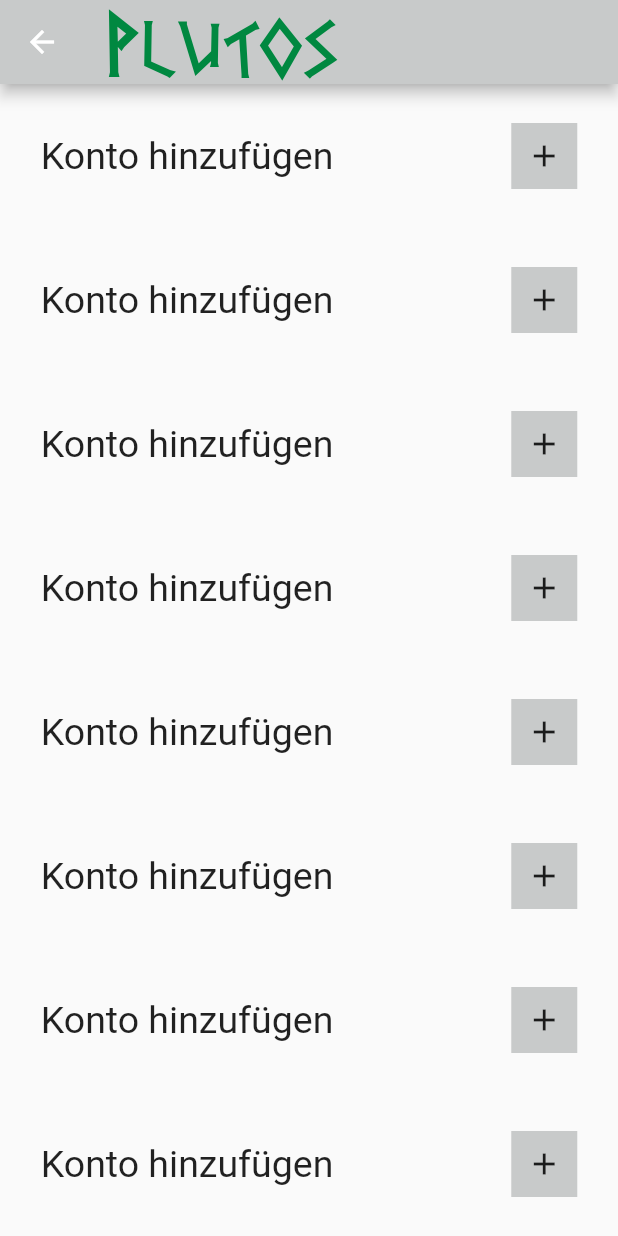
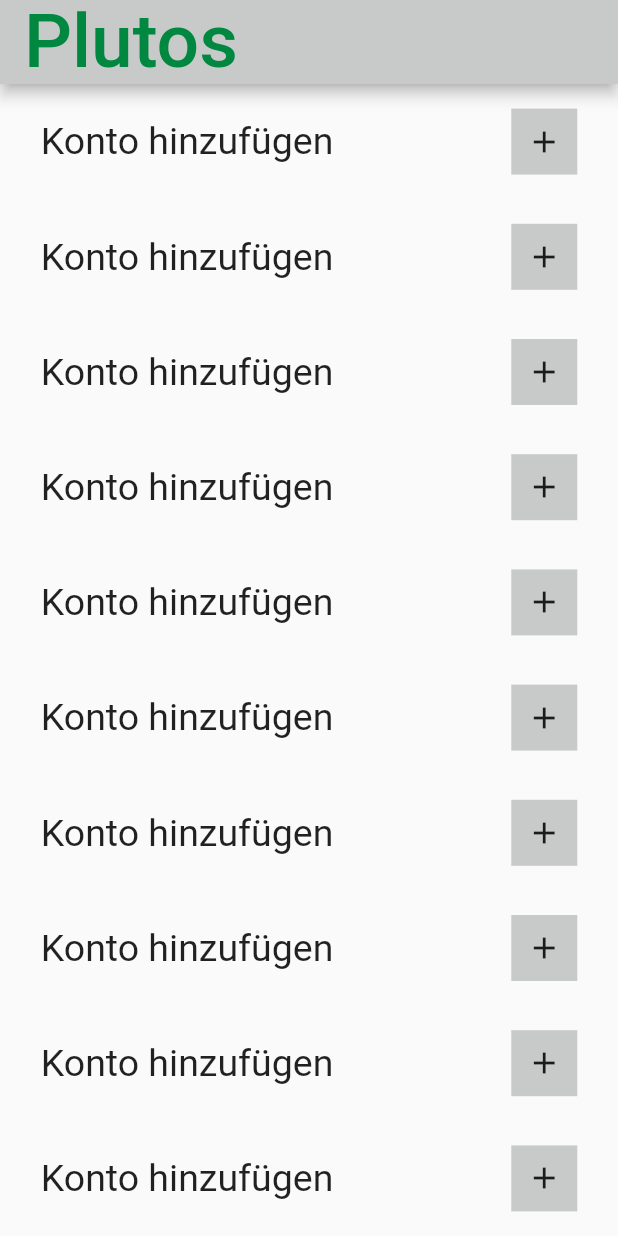
Before and after one commit to leutileuti/flutter_plutos, a Flutter app: the InputWindow screen opened directly, on a phone screen of 412 x 824 dp. Run offline on Flutter 3.47's test engine with Material 2 defaults, Android fonts, the phone set to English and light mode, and no system bars; Roboto replaces fonts that are missing (Kategorien, Überschrift).

Commit message:
01.03.2021

```diff
--- a/lib/constance.dart
+++ b/lib/constance.dart
@@ -9,7 +9,7 @@ const kContainerColor = Color(0xFF82a7ff);
 
 //Font
 const kAppBarTextStyle = TextStyle(
-  fontFamily: 'Griechisch',
+  fontFamily: 'Überschrift',
   fontSize: 50,
   color: kAppBarColor,
 );
--- a/lib/main.dart
+++ b/lib/main.dart
@@ -13,7 +13,7 @@ class Plutos extends StatelessWidget {
   @override
   Widget build(BuildContext context) {
     return MaterialApp(
-      home: AddAccount(),
+      home: InputWindow(),
     );
   }
 }
--- a/lib/pl_windwos/pl_add_account.dart
+++ b/lib/pl_windwos/pl_add_account.dart
@@ -39,7 +39,8 @@ class _AddAccountState extends State<AddAccount> {
                         width: 200,
                         child: Column(
                           children: [
-                            Text('Konto'),
+                            Text('Konto',
+                                style: TextStyle(fontFamily: 'Überschrift')),
 
                             Padding(
                               padding: const EdgeInsets.all(10.0),
@@ -97,11 +98,11 @@ class _AddAccountState extends State<AddAccount> {
                               style: TextStyle(fontSize: 10),
                             ),
                             RoundButtonWidget(
-                                color: kAddButtonColor,
-                                isTapped: () {},
-                                addbutton: Icon(Icons.add),
-                                borderRadius: BorderRadius.circular(40),
-                               ),
+                              color: kAddButtonColor,
+                              isTapped: () {},
+                              addbutton: Icon(Icons.add),
+                              borderRadius: BorderRadius.circular(40),
+                            ),
                           ],
                         ),
                       ),
--- a/lib/pl_windwos/pl_input_window.dart
+++ b/lib/pl_windwos/pl_input_window.dart
@@ -47,6 +47,45 @@ class _InputWindowState extends State<InputWindow> {
                     Text(
                       'Konto hinzufügen',
                       style: TextStyle(
+                        fontSize: 25,
+                      ),
+                    ),
+                    SizedBox(width: 10),
+                    RoundButtonWidget(
+                      color: kAddButtonColor,
+                      addbutton: Icon(Icons.add),
+                      isTapped: () {},
+                    ),
+                  ],
+                ),
+              ),
+              Expanded(
+                child: Row(
+                  mainAxisAlignment: MainAxisAlignment.spaceAround,
+                  children: [
+                    Text(
+                      'Konto hinzufügen',
+                      style: TextStyle(
+                        fontSize: 25,
+                      ),
+                    ),
+                    SizedBox(width: 10),
+                    RoundButtonWidget(
+                      color: kAddButtonColor,
+                      addbutton: Icon(Icons.add),
+                      isTapped: () {},
+                    ),
+                  ],
+                ),
+              ),
+              Expanded(
+                child: Row(
+                  mainAxisAlignment: MainAxisAlignment.spaceAround,
+                  children: [
+                    Text(
+                      'Konto hinzufügen',
+                      style: TextStyle(
+                        fontFamily: 'Kategorien',
                         fontSize: 25,
                       ),
                     ),
```
Also changed, not shown: pubspec.yaml (+8 -2 lines), 2 other files.
